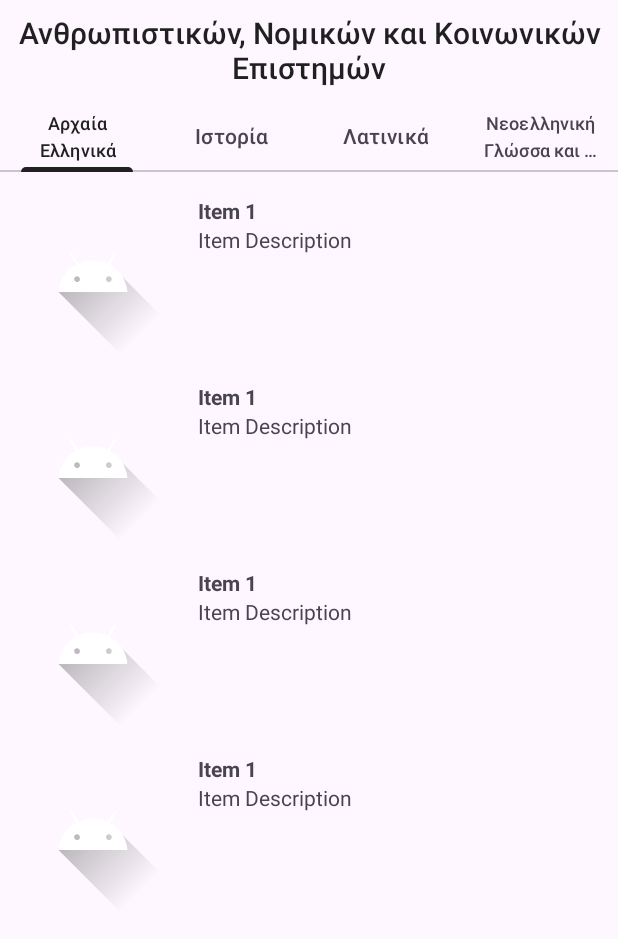
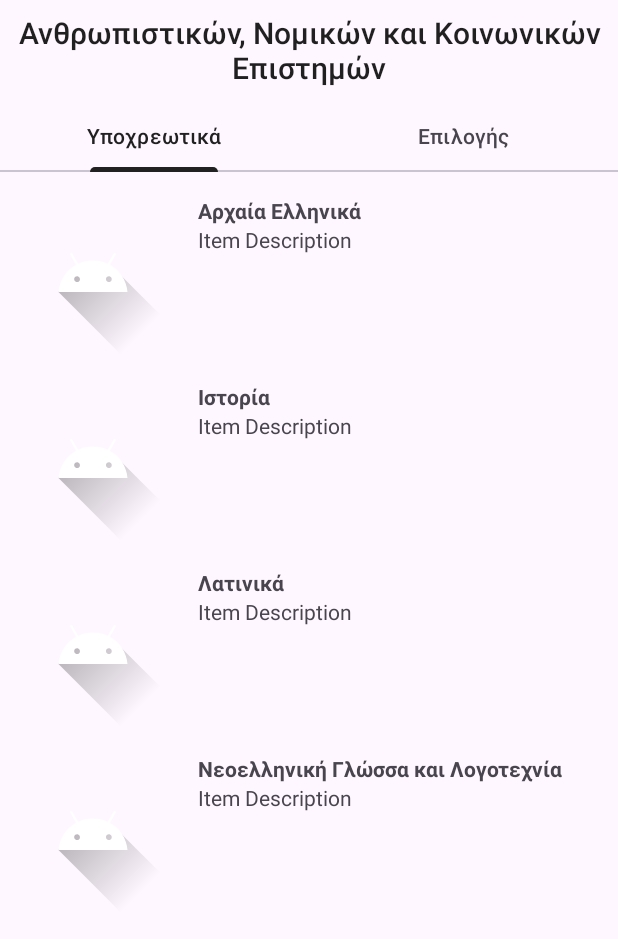
Before and after one commit to Konsttakis/CourseAndroidDev, an Android app: the screen it shows after launch (MainActivity), after a tap on "Ανθρωπιστικών, Νομικών και Κοινωνικών Επ", on a phone screen of 412 x 824 dp. Shown: the top 939 px of the screen. Run offline under Robolectric (Android 15) with nearby library versions, the phone set to English and light mode, and no system bars.

Commit message:
Restructured project

```diff
--- a/app/src/main/java/com/example/maintabviews/DatabaseHandler.java
+++ b/app/src/main/java/com/example/maintabviews/DatabaseHandler.java
@@ -14,7 +14,7 @@ public class DatabaseHandler extends SQLiteOpenHelper {
     private static final String DATABASE_NAME = "chapterCompleted";
     public static final String TABLE_COMPLETED_CHAPTERS = "CompletedChapters";
     public static final String COLUMN_ID = "id";
-    public static final String COLUMN_COURSE_NAME = "course_name";
+    public static final String COLUMN_SUBJECT_NAME = "subject_name";
     public static final String COLUMN_CHAPTER_NAME = "chapter_name";
     public static final String COLUMN_IS_COMPLETED = "is_completed";
 
@@ -27,10 +27,12 @@ public class DatabaseHandler extends SQLiteOpenHelper {
         String TABLE_CREATE =
                 "CREATE TABLE " + TABLE_COMPLETED_CHAPTERS + " (" +
                         COLUMN_ID + " INTEGER PRIMARY KEY AUTOINCREMENT, " +
-                        COLUMN_COURSE_NAME + " TEXT NOT NULL, " +
+                        COLUMN_SUBJECT_NAME + " TEXT NOT NULL, " +
                         COLUMN_CHAPTER_NAME + " TEXT NOT NULL, " +
                         COLUMN_IS_COMPLETED + " INTEGER NOT NULL);";
         db.execSQL(TABLE_CREATE);
+
+        initializeChapter(db);
     }
 
     @Override
@@ -44,14 +46,14 @@ public class DatabaseHandler extends SQLiteOpenHelper {
         SQLiteDatabase db = this.getWritableDatabase();
         ContentValues values = new ContentValues();
         values.put(COLUMN_IS_COMPLETED, isCompleted ? 1 : 0);
-        db.update(TABLE_COMPLETED_CHAPTERS, values, COLUMN_COURSE_NAME + " = ? AND " + COLUMN_CHAPTER_NAME + " = ?", new String[]{chapter.getCourseName(), chapter.getName()});
+        db.update(TABLE_COMPLETED_CHAPTERS, values, COLUMN_SUBJECT_NAME + " = ? AND " + COLUMN_CHAPTER_NAME + " = ?", new String[]{chapter.getCourseName(), chapter.getName()});
 
         db.close();
     }
 
-    public List<Chapter> getAllChaptersIn(String course) {
-        List<Chapter> chapters = new ArrayList<Chapter>();
-        String selectQuery = "SELECT * FROM " + TABLE_COMPLETED_CHAPTERS + " WHERE " + COLUMN_COURSE_NAME + " = '" + course + "';";
+    public ArrayList<Chapter> getAllChaptersIn(String subject) {
+        ArrayList<Chapter> chapters = new ArrayList<Chapter>();
+        String selectQuery = "SELECT * FROM " + TABLE_COMPLETED_CHAPTERS + " WHERE " + COLUMN_SUBJECT_NAME + " = '" + subject + "';";
 
         SQLiteDatabase db = this.getWritableDatabase();
         Cursor cursor = db.rawQuery(selectQuery, null);
@@ -66,4 +68,29 @@ public class DatabaseHandler extends SQLiteOpenHelper {
         cursor.close();
         return chapters;
     }
+
+    private void initializeChapter(SQLiteDatabase db) {
+        ContentValues values = new ContentValues();
+        values.put(COLUMN_SUBJECT_NAME, "Μαθηματικά");
+        values.put(COLUMN_CHAPTER_NAME, "Chapter 1");
+        values.put(COLUMN_IS_COMPLETED, 0);
+        db.insert(TABLE_COMPLETED_CHAPTERS, null, values);
+
+        values.put(COLUMN_SUBJECT_NAME, "Μαθηματικά");
+        values.put(COLUMN_CHAPTER_NAME, "Chapter 2");
+        values.put(COLUMN_IS_COMPLETED, 0);
+        db.insert(TABLE_COMPLETED_CHAPTERS, null, values);
+
+        values.put(COLUMN_SUBJECT_NAME, "Μαθηματικά");
+        values.put(COLUMN_CHAPTER_NAME, "Chapter 3");
+        values.put(COLUMN_IS_COMPLETED, 0);
+        db.insert(TABLE_COMPLETED_CHAPTERS, null, values);
+
+        values.put(COLUMN_SUBJECT_NAME, "Φυσική");
+        values.put(COLUMN_CHAPTER_NAME, "Chapter 1");
+        values.put(COLUMN_IS_COMPLETED, 0);
+        db.insert(TABLE_COMPLETED_CHAPTERS, null, values);
+
+
+    }
 }
--- a/app/src/main/java/com/example/maintabviews/Field1.java
+++ /dev/null
@@ -1,49 +0,0 @@
-package com.example.maintabviews;
-
-import android.content.Intent;
-import android.os.Bundle;
-import android.util.Log;
-import android.view.LayoutInflater;
-import android.view.View;
-import android.view.ViewGroup;
-import androidx.annotation.NonNull;
-import androidx.annotation.Nullable;
-import androidx.fragment.app.Fragment;
-import androidx.recyclerview.widget.LinearLayoutManager;
-import androidx.recyclerview.widget.RecyclerView;
-
-import java.util.ArrayList;
-import java.util.List;
-
-public class Field1 extends Fragment {
-
-    @Nullable
-    @Override
-    public View onCreateView(@NonNull LayoutInflater inflater, @Nullable ViewGroup container, @Nullable Bundle savedInstanceState) {
-        View view = inflater.inflate(R.layout.fragment_field1, container, false);
-
-        RecyclerView recyclerView = view.findViewById(R.id.field1);
-        recyclerView.setLayoutManager(new LinearLayoutManager(getActivity()));
-
-        SubjectManager subjectManager = SubjectManager.getInstance();
-        List<Subject> subjectList = subjectManager.getField1();
-        SubjectAdapter adapter = new SubjectAdapter(subjectList);
-//        ChapterAdapter adapter = new ChapterAdapter(new ArrayList<>()); //chapters list of the subject to be initialized
-        recyclerView.setAdapter(adapter);
-
-        adapter.setOnItemClickListener(new SubjectAdapter.OnItemClickListener() {
-            @Override
-            public void onItemClick(int position) {
-                Log.d("Field", "onItemClick: Clicked");
-
-                Subject clickedSubject = subjectList.get(position);
-
-                Intent intent = new Intent(getActivity(), ChaptersActivity.class);
-                intent.putExtra("subject", clickedSubject.getName());
-                startActivity(intent);
-            }
-        });
-
-        return view;
-    }
-}
--- a/app/src/main/java/com/example/maintabviews/Field2.java
+++ b/app/src/main/java/com/example/maintabviews/FragmentMandatory.java
@@ -1,5 +1,6 @@
 package com.example.maintabviews;
 
+import android.content.Intent;
 import android.os.Bundle;
 import android.util.Log;
 import android.view.LayoutInflater;
@@ -10,31 +11,39 @@ import androidx.annotation.Nullable;
 import androidx.fragment.app.Fragment;
 import androidx.recyclerview.widget.LinearLayoutManager;
 import androidx.recyclerview.widget.RecyclerView;
+
 import java.util.ArrayList;
-import java.util.List;
 
-public class Field2 extends Fragment {
+public class FragmentMandatory extends Fragment {
+
+    SubjectManager subjectManager = SubjectManager.getInstance();
+
 
     @Nullable
     @Override
     public View onCreateView(@NonNull LayoutInflater inflater, @Nullable ViewGroup container, @Nullable Bundle savedInstanceState) {
-        View view = inflater.inflate(R.layout.fragment_field2, container, false);
+        View view = inflater.inflate(R.layout.fragment_field1, container, false);
 
-        RecyclerView recyclerView = view.findViewById(R.id.field2);
+        RecyclerView recyclerView = view.findViewById(R.id.field1);
         recyclerView.setLayoutManager(new LinearLayoutManager(getActivity()));
 
         SubjectManager subjectManager = SubjectManager.getInstance();
-        List<Subject> subjectList = subjectManager.getField2();
+        ArrayList<Subject> subjectList = subjectManager.getMandatorySubjects();
         SubjectAdapter adapter = new SubjectAdapter(subjectList);
         recyclerView.setAdapter(adapter);
 
         adapter.setOnItemClickListener(new SubjectAdapter.OnItemClickListener() {
             @Override
             public void onItemClick(int position) {
-                Log.d("Field", "onItemClick: Clicked");
+
+                Subject clickedSubject = subjectList.get(position);
+
+                Intent intent = new Intent(getActivity(), ChaptersActivity.class);
+                Log.d("Field", "onItemClick: Clicked" + clickedSubject.getName());
+                intent.putExtra("subject", clickedSubject.getName());
+                startActivity(intent);
             }
         });
-
 
         return view;
     }
--- a/app/src/main/java/com/example/maintabviews/LaunchingActivity.java
+++ b/app/src/main/java/com/example/maintabviews/LaunchingActivity.java
@@ -15,11 +15,6 @@ import java.util.ArrayList;
 import java.util.List;
 
 public class LaunchingActivity extends AppCompatActivity {
-    private static Field field;
-
-    public static Field getField() {
-        return field;
-    }
 
     @Override
     protected void onCreate(Bundle savedInstanceState) {
@@ -40,64 +35,99 @@ public class LaunchingActivity extends AppCompatActivity {
         field1button.setOnClickListener(new View.OnClickListener() {
             @Override
             public void onClick(View v) {
-                List<Subject> subjects = new ArrayList<>();
-                subjects.add(new Subject("Αρχαία Ελληνικά", new ArrayList<>()));
-                subjects.add(new Subject("Ιστορία", new ArrayList<>()));
-                subjects.add(new Subject("Λατινικά", new ArrayList<>()));
-                subjects.add(new Subject("Νεοελληνική Γλώσσα και Λογοτεχνία", new ArrayList<>()));
-                field = new Field("Ανθρωπιστικών, Νομικών και Κοινωνικών Επιστημών", new ArrayList<>(subjects));
-                openMainActivity();
+                String title = "Ανθρωπιστικών, Νομικών και Κοινωνικών Επιστημών";
+
+                ArrayList<String> mandatoryNames = new ArrayList<>();
+                mandatoryNames.add("Αρχαία Ελληνικά");
+                mandatoryNames.add("Ιστορία");
+                mandatoryNames.add("Λατινικά");
+                mandatoryNames.add("Νεοελληνική Γλώσσα και Λογοτεχνία");
+
+                ArrayList<String> optionalNames = new ArrayList<>();
+                optionalNames.add("Αγγλικά");
+                optionalNames.add("Γαλλικά");
+                optionalNames.add("Γερμανικά");
+
+                android.content.Intent intent = new Intent(LaunchingActivity.this, MainActivity.class);
+                intent.putExtra("title", title);
+                intent.putStringArrayListExtra("mandatoryNames", mandatoryNames);
+                intent.putStringArrayListExtra("optionalNames", optionalNames);
+                startActivity(intent);
             }
         });
 
         field2button.setOnClickListener(new View.OnClickListener() {
             @Override
             public void onClick(View v) {
-                List<Subject> subjects = new ArrayList<>();
-                subjects.add(new Subject("Φυσική", new ArrayList<>()));
-                subjects.add(new Subject("Μαθηματικά", new ArrayList<>()));
-                subjects.add(new Subject("Χημεία", new ArrayList<>()));
-                subjects.add(new Subject("Νεοελληνική Γλώσσα και Λογοτεχνία", new ArrayList<>()));
-                field = new Field("Θετικών και Τεχνολογικών Επιστημών", new ArrayList<>(subjects));
-                openMainActivity();
+                String title = "Θετικών και Τεχνολογικών Σπουδών";
+
+                ArrayList<String> mandatoryNames = new ArrayList<>();
+                mandatoryNames.add("Φυσική");
+                mandatoryNames.add("Μαθηματικά");
+                mandatoryNames.add("Χημεία");
+                mandatoryNames.add("Νεοελληνική Γλώσσα και Λογοτεχνία");
+
+                ArrayList<String> optionalNames = new ArrayList<>();
+                optionalNames.add("Αγγλικά");
+                optionalNames.add("Γαλλικά");
+                optionalNames.add("Γερμανικά");
+
+                android.content.Intent intent = new Intent(LaunchingActivity.this, MainActivity.class);
+                intent.putExtra("title", title);
+                intent.putStringArrayListExtra("mandatoryNames", mandatoryNames);
+                intent.putStringArrayListExtra("optionalNames", optionalNames);
+                startActivity(intent);
             }
         });
 
         field3button.setOnClickListener(new View.OnClickListener() {
             @Override
             public void onClick(View v) {
-                List<Subject> subjects = new ArrayList<>();
-                subjects.add(new Subject("Φυσική", new ArrayList<>()));
-                subjects.add(new Subject("Βιολογία", new ArrayList<>()));
-                subjects.add(new Subject("Χημεία", new ArrayList<>()));
-                subjects.add(new Subject("Νεοελληνική Γλώσσα και Λογοτεχνία", new ArrayList<>()));
-                field = new Field("Επιστημών Υγείας και Ζωής", new ArrayList<>(subjects));
-                openMainActivity();
+                String title = "Επιστημών Υγείας και Ζωής";
+
+                ArrayList<String> mandatoryNames = new ArrayList<>();
+                mandatoryNames.add("Φυσική");
+                mandatoryNames.add("Βιολογία");
+                mandatoryNames.add("Χημεία");
+                mandatoryNames.add("Νεοελληνική Γλώσσα και Λογοτεχνία");
+
+                ArrayList<String> optionalNames = new ArrayList<>();
+                optionalNames.add("Αγγλικά");
+                optionalNames.add("Γαλλικά");
+                optionalNames.add("Γερμανικά");
+
+                android.content.Intent intent = new Intent(LaunchingActivity.this, MainActivity.class);
+                intent.putExtra("title", title);
+                intent.putStringArrayListExtra("mandatoryNames", mandatoryNames);
+                intent.putStringArrayListExtra("optionalNames", optionalNames);
+                startActivity(intent);
             }
         });
 
         field4button.setOnClickListener(new View.OnClickListener() {
             @Override
             public void onClick(View v) {
-                List<Subject> subjects = new ArrayList<>();
-                subjects.add(new Subject("Μαθηματικά", new ArrayList<>()));
-                subjects.add(new Subject("ΑΕΠΠ", new ArrayList<>()));
-                subjects.add(new Subject("ΑΟΘ", new ArrayList<>()));
-                subjects.add(new Subject("Νεοελληνική Γλώσσα και Λογοτεχνία", new ArrayList<>()));
-                field = new Field("Επιστημών Οικονομίας και Πληροφορικής", new ArrayList<>(subjects));
-                openMainActivity();
+                String title = "Επιστημών Οικονομίας και Πληροφορικής";
+
+                ArrayList<String> mandatoryNames = new ArrayList<>();
+                mandatoryNames.add("Μαθηματικά");
+                mandatoryNames.add("ΑΕΠΠ");
+                mandatoryNames.add("ΑΟΘ");
+                mandatoryNames.add("Νεοελληνική Γλώσσα και Λογοτεχνία");
+
+                ArrayList<String> optionalNames = new ArrayList<>();
+                optionalNames.add("Αγγλικά");
+                optionalNames.add("Γαλλικά");
+                optionalNames.add("Γερμανικά");
+
+                android.content.Intent intent = new Intent(LaunchingActivity.this, MainActivity.class);
+                intent.putExtra("title", title);
+                intent.putStringArrayListExtra("mandatoryNames", mandatoryNames);
+                intent.putStringArrayListExtra("optionalNames", optionalNames);
+                startActivity(intent);
             }
         });
     }
 
-    public void openMainActivity() {
-        //Create the Intent to start the main Activity
-        Intent i = new Intent(this, MainActivity.class);
 
-
-        //Ask Android to start the new Activity
-        startActivity(i);
-
-    }
-
-    }
+}
--- a/app/src/main/java/com/example/maintabviews/MainActivity.java
+++ b/app/src/main/java/com/example/maintabviews/MainActivity.java
@@ -1,5 +1,6 @@
 package com.example.maintabviews;
 
+import android.content.Context;
 import android.content.Intent;
 import android.os.Bundle;
 
@@ -27,7 +28,16 @@ public class MainActivity extends AppCompatActivity {
 
     private ViewPager2 viewPager;
     private TabLayout tabLayout;
-    private List<Integer> fields;
+
+    SubjectManager subjectManager = SubjectManager.getInstance();
+    private ArrayList<String> fieldList;
+    private ArrayList<Subject> mandatorySubjects;
+    private ArrayList<Subject> optionalSubjects;
+
+    private Field field;
+
+    private DatabaseHandler dbHelper;
+
     @Override
     protected void onCreate(Bundle savedInstanceState) {
         super.onCreate(savedInstanceState);
@@ -39,25 +49,56 @@ public class MainActivity extends AppCompatActivity {
             return insets;
         });
 
+        dbHelper = new DatabaseHandler(this);
 
         //Obtain references to objects
         TextView title = findViewById(R.id.title);
 
-        //Retrieve data passed in the Intent
-
-        Field field = LaunchingActivity.getField();
-        title.setText(field.getFieldName());
+//        //Retrieve data passed in the Intent
+//        field = LaunchingActivity.getField();
+        title.setText(getIntent().getStringExtra("title"));
 
         viewPager = findViewById(R.id.view_pager);
         viewPager.setAdapter(new ViewPagerAdapter(this));
         tabLayout = findViewById(R.id.tab_layout);
 
-        ArrayList<String> fieldList = new ArrayList<>();
-        for (Subject subject : field.getSubjects())
-            fieldList.add(subject.getName());
+//        fieldList = new ArrayList<>();
+//        for (Subject subject : field.getSubjects())
+//            fieldList.add(subject.getName());
+
+        ArrayList<String> mandatoryNames = getIntent().getStringArrayListExtra("mandatoryNames");
+        ArrayList<String> optionalNames = getIntent().getStringArrayListExtra("optionalNames");
+        assert mandatoryNames != null;
+        assert optionalNames != null;
+        loadSubjects(mandatoryNames, optionalNames);
+
+
+        List<String> tabNames = new ArrayList<>();
+        tabNames.add("Υποχρεωτικά");
+        tabNames.add("Επιλογής");
 
         new TabLayoutMediator(tabLayout, viewPager,
-                (tab, position) -> tab.setText(fieldList.get(position))
+                (tab, position) -> tab.setText(tabNames.get(position))
         ).attach();
     }
+
+    public void loadSubjects(List<String> mandatoryNames, List<String> optionalNames) {
+        mandatorySubjects = new ArrayList<>();
+        optionalSubjects = new ArrayList<>();
+
+        for (String subjectName : mandatoryNames) {
+            ArrayList<Chapter> chapters = dbHelper.getAllChaptersIn(subjectName);
+            Subject subject = new Subject(subjectName, new ArrayList<>(chapters));
+            mandatorySubjects.add(subject);
+            subjectManager.setMandatorySubjects(mandatorySubjects);
+        }
+
+        for (String subjectName : optionalNames) {
+            ArrayList<Chapter> chapters = dbHelper.getAllChaptersIn(subjectName);
+            Subject subject = new Subject(subjectName, chapters);
+            optionalSubjects.add(subject);
+            subjectManager.setOptionalSubjects(optionalSubjects);
+        }
+    }
+
 }
--- a/app/src/main/java/com/example/maintabviews/SubjectAdapter.java
+++ b/app/src/main/java/com/example/maintabviews/SubjectAdapter.java
@@ -8,15 +8,17 @@ import android.widget.ImageView;
 import android.widget.TextView;
 import androidx.annotation.NonNull;
 import androidx.recyclerview.widget.RecyclerView;
+
+import java.util.ArrayList;
 import java.util.List;
 
 public class SubjectAdapter extends RecyclerView.Adapter<SubjectAdapter.ItemViewHolder> {
 
-    private List<Subject> subjectList;
+    private ArrayList<Subject> subjectList;
     private OnItemClickListener listener;
 
 
-    public SubjectAdapter(List<Subject> subjectList) {
+    public SubjectAdapter(ArrayList<Subject> subjectList) {
         this.subjectList = subjectList;
     }
 
@@ -30,9 +32,7 @@ public class SubjectAdapter extends RecyclerView.Adapter<SubjectAdapter.ItemView
     @Override
     public void onBindViewHolder(@NonNull ItemViewHolder holder, int position) {
         Subject subject = subjectList.get(position);
-//        holder.iconImageView.setImageResource(subject.getIcon());
         holder.nameTextView.setText(subject.getName());
-//        holder.descriptionTextView.setText(subject.getDescription());
 
         holder.itemView.setOnClickListener(new View.OnClickListener() {
             @Override
@@ -46,9 +46,7 @@ public class SubjectAdapter extends RecyclerView.Adapter<SubjectAdapter.ItemView
 
     @Override
     public int getItemCount() {
-        Log.d("SubjectAdapter", "getItemCount: " + subjectList.size());
         return subjectList.size();
-
     }
 
     static class ItemViewHolder extends RecyclerView.ViewHolder {
--- a/app/src/main/java/com/example/maintabviews/SubjectManager.java
+++ b/app/src/main/java/com/example/maintabviews/SubjectManager.java
@@ -3,21 +3,15 @@ package com.example.maintabviews;
 import java.util.ArrayList;
 import java.util.List;
 
-public class SubjectManager {
+public class SubjectManager{
 
     private static SubjectManager instance;
-    private List<Subject> field1;
-    private List<Subject> field2;
-    private List<Subject> field3;
-
-    private List<Subject> field4;
+    private ArrayList<Subject> mandatorySubjects;
+    private ArrayList<Subject> optionalSubjects;
 
     private SubjectManager() {
-        field1 = new ArrayList<>();
-        field2 = new ArrayList<>();
-        field3 = new ArrayList<>();
-        field4 = new ArrayList<>();
-        initializeFields();
+        mandatorySubjects = new ArrayList<>();
+        optionalSubjects = new ArrayList<>();
     }
 
     public static SubjectManager getInstance() {
@@ -27,32 +21,19 @@ public class SubjectManager {
         return instance;
     }
 
-    private void initializeFields() {
-        field1.add(new Subject("Item 1", new ArrayList<>()));
-        field1.add(new Subject("Item 1", new ArrayList<>()));
-        field1.add(new Subject("Item 1", new ArrayList<>()));
-        field1.add(new Subject("Item 1", new ArrayList<>()));
-
-        field2.add(new Subject("Item 1", new ArrayList<>()));
-        field2.add(new Subject("Item 1", new ArrayList<>()));
-        field2.add(new Subject("Item 1", new ArrayList<>()));
-
-        field3.add(new Subject("Item 1", new ArrayList<>()));
-        field3.add(new Subject("Item 1", new ArrayList<>()));
-        field3.add(new Subject("Item 1", new ArrayList<>()));
-        field3.add(new Subject("Item 1", new ArrayList<>()));
-
-        field4.add(new Subject("Item 1", new ArrayList<>()));
-        field4.add(new Subject("Item 1", new ArrayList<>()));
+    public void setMandatorySubjects(ArrayList<Subject> mandatorySubjects) {
+        this.mandatorySubjects = mandatorySubjects;
     }
 
-    public List<Subject> getField1() { return field1; }
+    public void setOptionalSubjects(ArrayList<Subject> optionalSubjects) {
+        this.optionalSubjects = optionalSubjects;
+    }
 
-    public List<Subject> getField2() { return field2; }
+    public ArrayList<Subject> getMandatorySubjects() { return mandatorySubjects; }
 
-    public List<Subject> getField3() { return field3; }
+    public ArrayList<Subject> getOptionalSubjects() { return optionalSubjects; }
 
-    public List<Subject> getField4() { return field4; }
+
 
 
 }
--- a/app/src/main/java/com/example/maintabviews/ViewPagerAdapter.java
+++ b/app/src/main/java/com/example/maintabviews/ViewPagerAdapter.java
@@ -1,7 +1,6 @@
 package com.example.maintabviews;
 
 import androidx.fragment.app.Fragment;
-import androidx.fragment.app.FragmentActivity;
 import androidx.viewpager2.adapter.FragmentStateAdapter;
 
 
@@ -17,13 +16,9 @@ public class ViewPagerAdapter extends FragmentStateAdapter {
         // return the fragment instance based on the position
         switch (position) {
             case 0:
-                return new Field1();
+                return new FragmentMandatory();
             case 1:
-                return new Field2();
-            case 2:
-                return new Field3();
-            case 3:
-                return new Field4();
+                return new FragmentOptional();
             default:
                 return null;
         }
@@ -31,7 +26,7 @@ public class ViewPagerAdapter extends FragmentStateAdapter {
 
     @Override
     public int getItemCount() {
-        return 4; // number of tabs
+        return 2; // number of tabs
     }
 
 }
```
Also changed, not shown: app/src/main/java/com/example/maintabviews/ChaptersActivity.java (+8 -3 lines), app/src/main/java/com/example/maintabviews/Field4.java (deleted, +0 -40 lines), app/src/main/java/com/example/maintabviews/FragmentOptional.java (renamed from app/src/main/java/com/example/maintabviews/Field3.java, +13 -4 lines), app/src/main/res/layout/fragment_field3.xml (deleted, +0 -17 lines), app/src/main/res/layout/fragment_field4.xml (deleted, +0 -17 lines).
